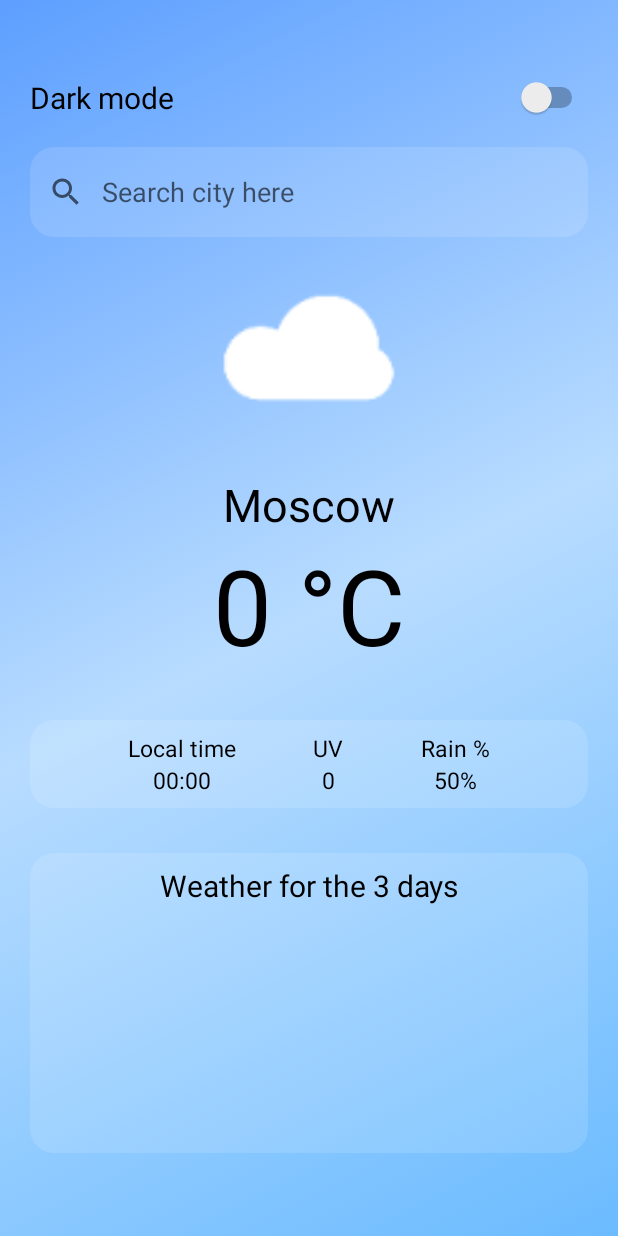
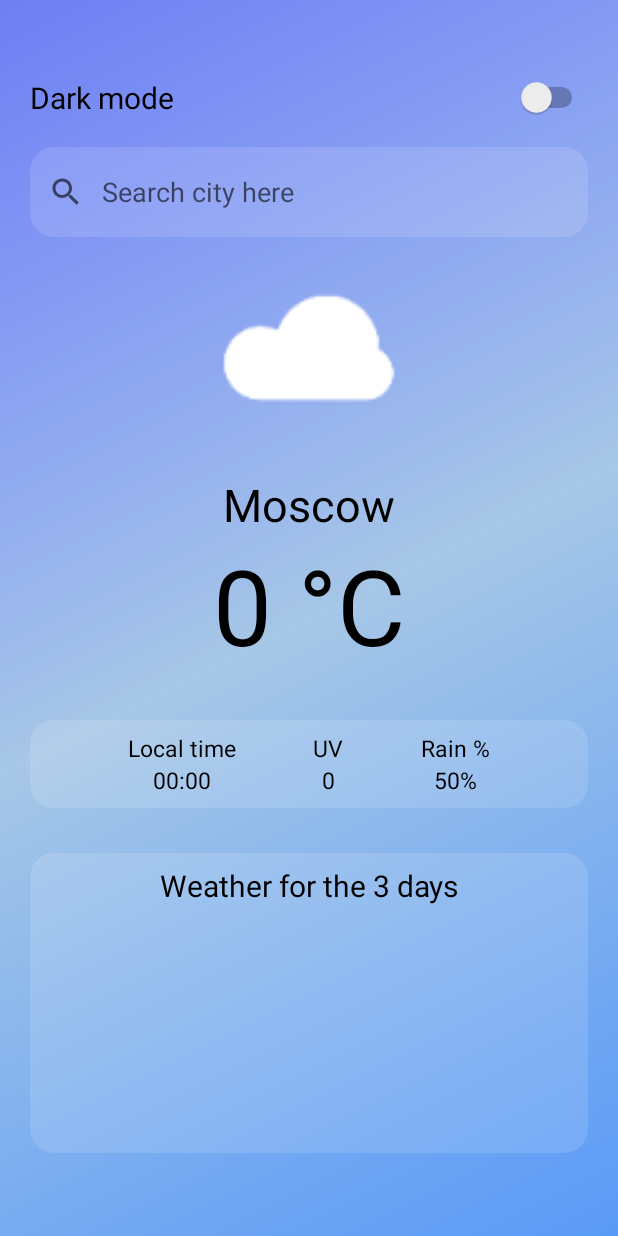
Before and after one commit to 404-MIK-404/WeatherReportMobile, an Android app: the screen it shows after launch (Home), on a phone screen of 412 x 824 dp. Run offline under Robolectric (Android 15) with nearby library versions, the phone set to English and light mode, and no system bars; our stand-ins replace Dagger/Hilt's generated code; libraries missing offline, so code that uses them is left out: app.futured.donut; 9 statements that could not run were skipped.

Commit message:
Поменял фон для Dark Mode и Not Dark Mode.

```diff
--- a/app/src/main/java/com/example/weatherapp/screens/activitys/Home.kt
+++ b/app/src/main/java/com/example/weatherapp/screens/activitys/Home.kt
@@ -40,7 +40,6 @@ class Home : AppCompatActivity() {
                 setTheme(R.style.NotDarkThemeApp)
                 AppCompatDelegate.setDefaultNightMode(AppCompatDelegate.MODE_NIGHT_NO)
             }
-            initAnimationBackground()
         }
         setContentView(binding.root)
         viewPageFragments = findViewById(R.id.viewPageFragments)
@@ -70,6 +69,7 @@ class Home : AppCompatActivity() {
             Log.i("Test change dark mode", res.toString())
 
         }
+        initAnimationBackground()
     }
 
 
--- a/app/src/main/java/com/example/weatherapp/screens/fragments/HomeFragment.kt
+++ b/app/src/main/java/com/example/weatherapp/screens/fragments/HomeFragment.kt
@@ -4,16 +4,12 @@ import android.content.BroadcastReceiver
 import android.content.Context
 import android.content.Intent
 import android.content.IntentFilter
-import android.graphics.drawable.AnimationDrawable
 import android.os.Bundle
-import android.util.Log
 import androidx.fragment.app.Fragment
 import android.view.LayoutInflater
 import android.view.View
 import android.view.ViewGroup
-import android.widget.FrameLayout
 import android.widget.SearchView
-import androidx.appcompat.app.AppCompatDelegate
 import androidx.fragment.app.activityViewModels
 import androidx.lifecycle.Observer
 import com.example.domain.services.eventservice.LocalTimeTimer
--- a/domain/src/main/java/com/example/domain/services/eventservice/LocalTimeTimer.kt
+++ b/domain/src/main/java/com/example/domain/services/eventservice/LocalTimeTimer.kt
@@ -1,10 +1,7 @@
 package com.example.domain.services.eventservice
 
-import android.content.Context
-import android.widget.LinearLayout
 import android.widget.TextView
 import com.example.domain.enums.TimeFormatters
-import java.util.Date
 
 
 class LocalTimeTimer {
--- a/domain/src/main/res/values/colors.xml
+++ b/domain/src/main/res/values/colors.xml
@@ -12,13 +12,13 @@
 
     <color name="colorTransparentBlack">#99ffffff</color>
 
-    <color name="darkModeGradientStart">#AC32E4</color>
-    <color name="darkModeGradientCenter">#7918F2</color>
-    <color name="darkModeGradientEnd">#4801FF</color>
+    <color name="darkModeGradientStart">#65379B</color>
+    <color name="darkModeGradientCenter">#886AEA</color>
+    <color name="darkModeGradientEnd">#5753C9</color>
 
-    <color name="notDarkModeGradientStart">#5D9FFF</color>
-    <color name="notDarkModeGradientCenter">#B8DCFF</color>
-    <color name="notDarkModeGradientEnd">#6BBBFF</color>
+    <color name="notDarkModeGradientStart">#6E7FF3</color>
+    <color name="notDarkModeGradientCenter">#B0B8DCFF</color>
+    <color name="notDarkModeGradientEnd">#D05D9FFF</color>
 
 
 </resources>
```
